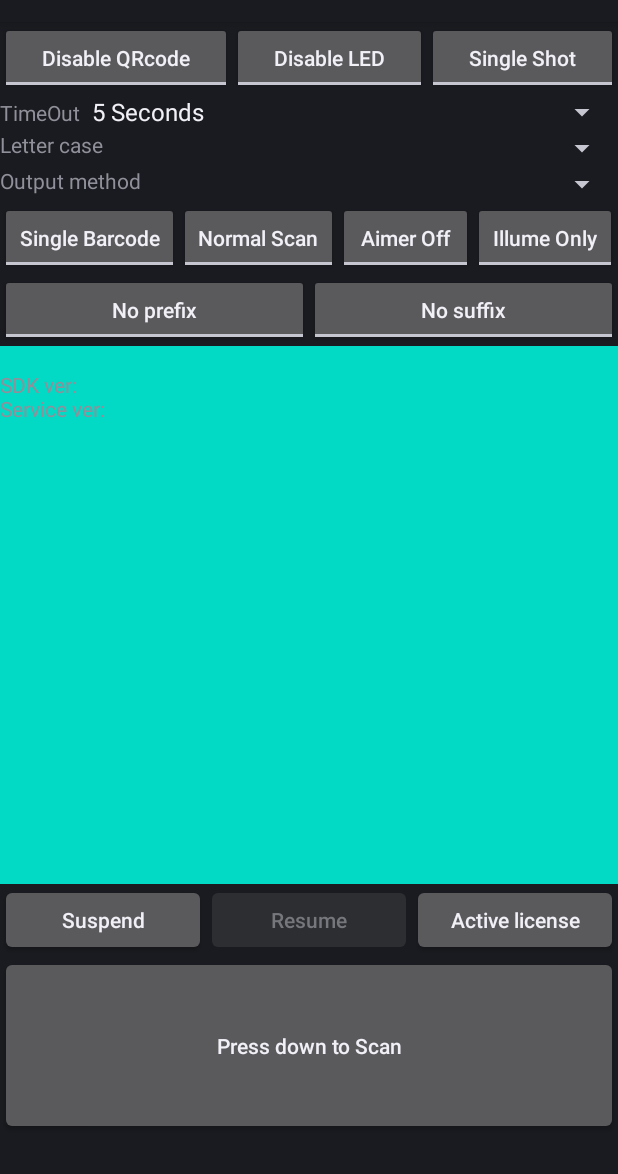
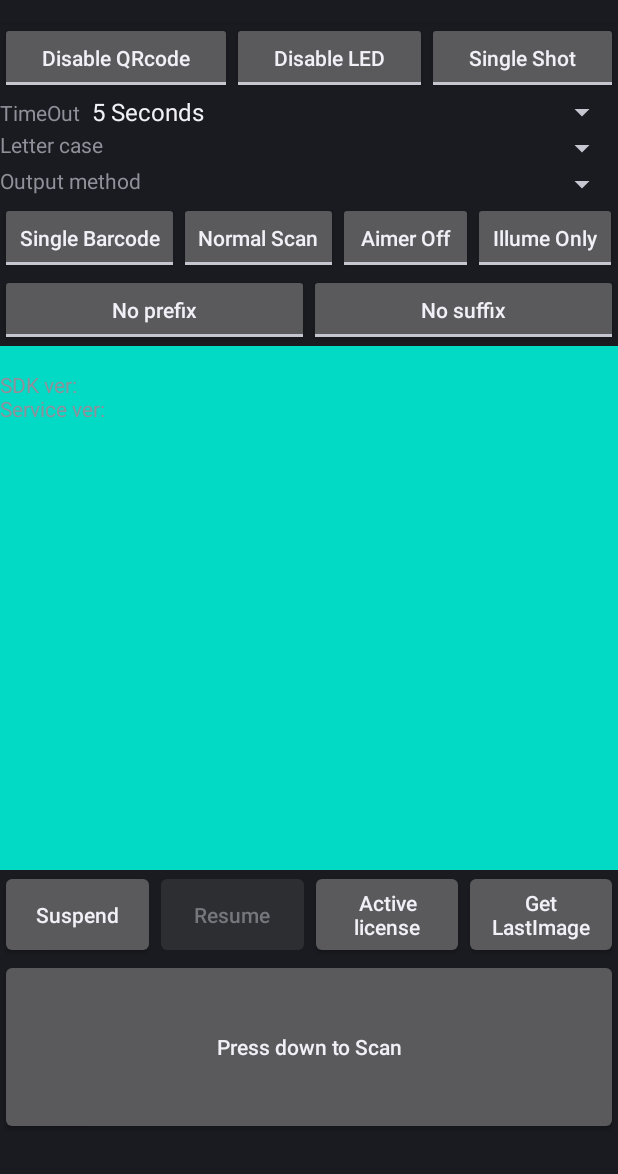
Before and after one commit to ntcpub/scannerDemo, an Android app: the screen it shows after launch (MainActivity), on a phone screen of 412 x 824 dp, the part 62-1236 px from its top. Run offline under Robolectric (Android 15) with nearby library versions, the phone set to English and light mode, and no system bars; libraries missing offline, so code that uses them is left out: com.tools, com.xcheng.scanner; 15 statements that could not run were skipped.

Commit message:
sdk 1.1.2

```diff
--- a/demo/build.gradle
+++ b/demo/build.gradle
@@ -44,5 +44,5 @@ android {
 }
 
 dependencies {
-    implementation('com.xcheng:scanner:1.1.0')
+    implementation('com.xcheng:scanner:1.1.2')
 }
--- a/demo/src/main/res/layout/activity_main.xml
+++ b/demo/src/main/res/layout/activity_main.xml
@@ -228,6 +228,16 @@
                 android:text="@string/active_license"
                 android:textAllCaps="false"
                 android:visibility="visible" />
+
+            <Button
+                android:id="@+id/button_get_lastimage"
+                android:layout_width="match_parent"
+                android:layout_height="match_parent"
+                android:layout_weight="0.3"
+                android:onClick="onClick"
+                android:text="@string/get_last_image"
+                android:textAllCaps="false"
+                android:visibility="visible" />
         </LinearLayout>
 
         <Button
--- a/demo/src/main/res/values/strings.xml
+++ b/demo/src/main/res/values/strings.xml
@@ -26,4 +26,5 @@
     <string name="flash_illumonly">Illume Only</string>
     <string name="flash_illumstrobe">Strobe</string>
     <string name="active_license">Active license</string>
+    <string name="get_last_image">Get LastImage</string>
 </resources>
```
Also changed, not shown: demo/src/main/java/com/xcheng/demo/scanner/MainActivity.java (+13 -0 lines), 3 other files.
